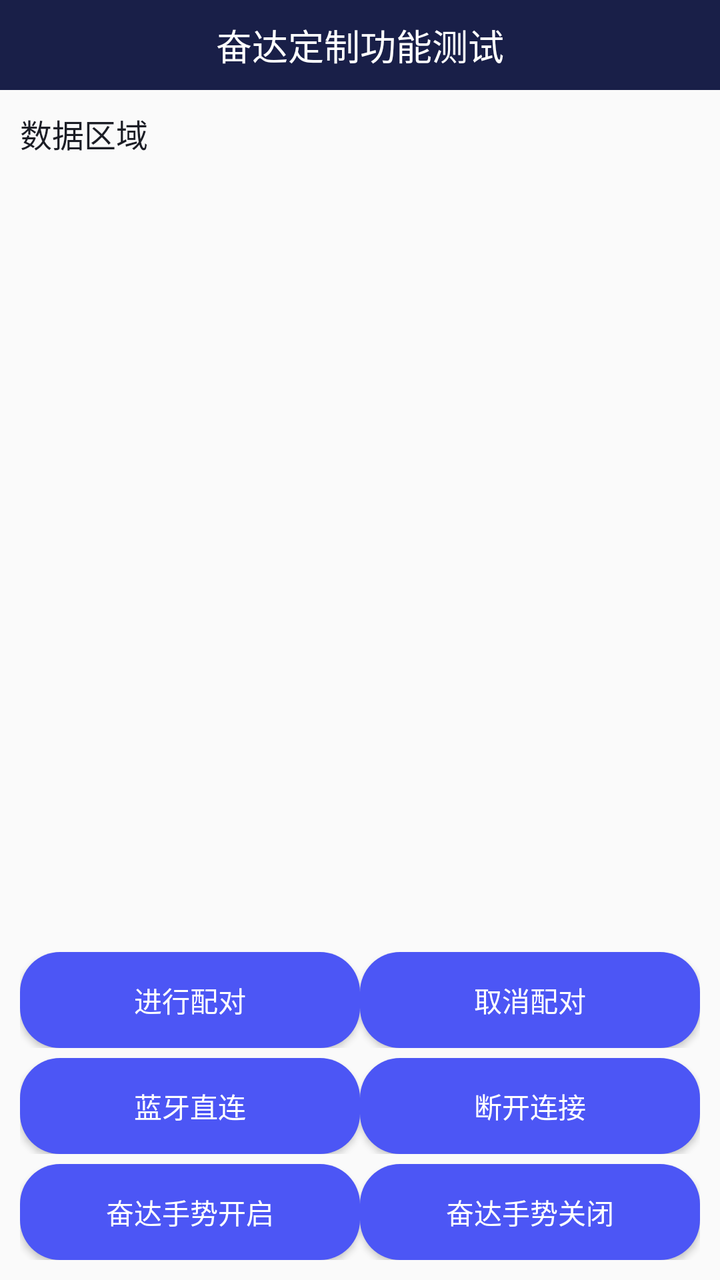
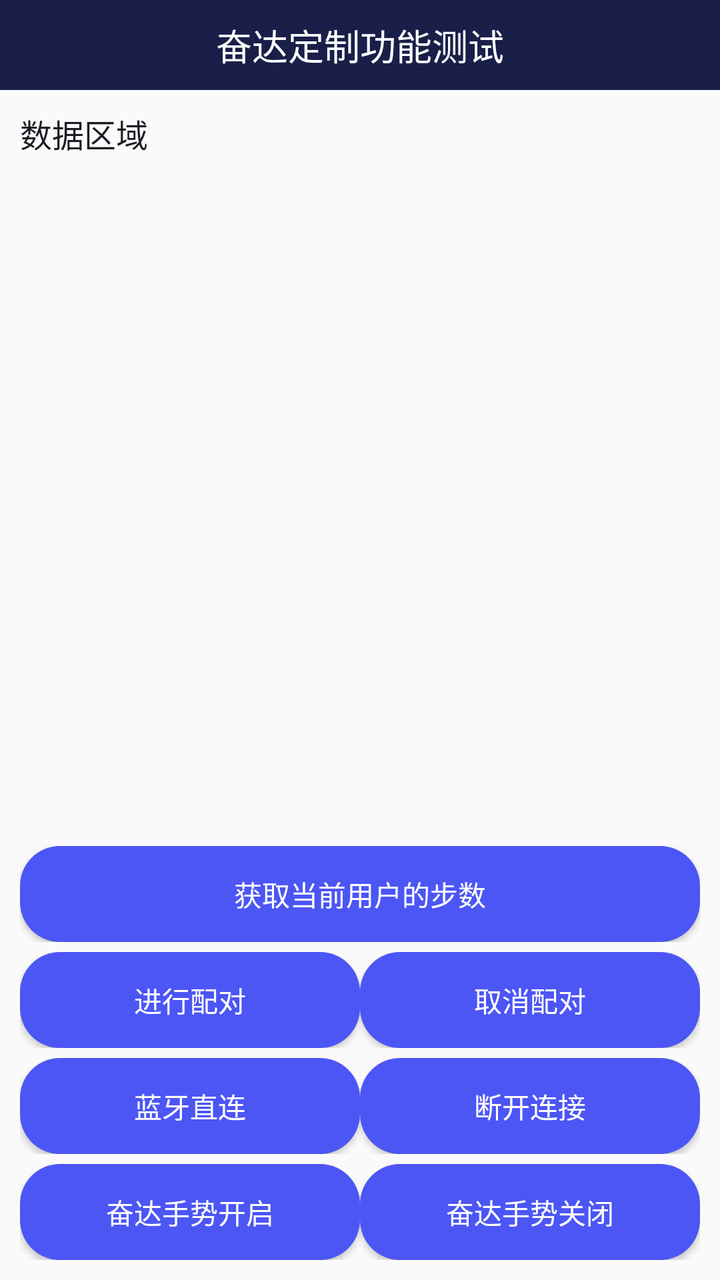

Compare the two renders of this Android layout. The source of the first and the diff that turns it into the second are given below.
<!-- AndroidManifest.xml: application theme AppTheme -->
<!-- res/layout/activity_test3.xml -->
<?xml version="1.0" encoding="utf-8"?>
<LinearLayout
    xmlns:android="http://schemas.android.com/apk/res/android"
    xmlns:tools="http://schemas.android.com/tools"
    android:layout_width="match_parent"
    android:layout_height="match_parent"
    android:orientation="vertical"
    tools:context=".activity.TestActivity2">
    <RelativeLayout
        android:layout_width="match_parent"
        android:layout_height="45dp"
        android:background="@color/colorPrimary">
        <TextView
            android:layout_width="wrap_content"
            android:layout_height="wrap_content"
            android:text="奋达定制功能测试"
            android:textSize="18sp"
            android:layout_centerInParent="true"
            android:textColor="@color/white"/>
    </RelativeLayout>
    <TextView
        android:id="@+id/tv_result2"
        android:layout_width="match_parent"
        android:layout_height="0dp"
        android:layout_weight="1"
        android:text="数据区域"
        android:scrollbars="vertical"
        android:padding="10dp"
        android:lineSpacingExtra="5dp"
        android:textSize="16sp"
        android:textColor="@color/colorPrimaryDark"/>
    <LinearLayout
        android:layout_width="match_parent"
        android:layout_height="wrap_content"
        android:padding="10dp"
        android:orientation="vertical">
        <LinearLayout
            android:layout_width="match_parent"
            android:layout_height="wrap_content"
            android:layout_marginTop="5dp"
            android:orientation="horizontal">
            <Button
                android:id="@+id/bt_jinxingpeidui"
                android:layout_width="0dp"
                android:layout_weight="1"
                android:layout_height="wrap_content"
                android:text="进行配对"
                android:textSize="14sp"
                android:textColor="@color/white"
                android:background="@drawable/button_bg_state"/>
            <Button
                android:id="@+id/bt_quxiaopeidui"
                android:layout_width="0dp"
                android:layout_weight="1"
                android:layout_height="wrap_content"
                android:text="取消配对"
                android:textSize="14sp"
                android:textColor="@color/white"
                android:background="@drawable/button_bg_state"/>
        </LinearLayout>

        <LinearLayout
            android:layout_width="match_parent"
            android:layout_height="wrap_content"
            android:layout_marginTop="5dp"
            android:orientation="horizontal">
            <Button
                android:id="@+id/bt_lanyazhilian"
                android:layout_width="0dp"
                android:layout_weight="1"
                android:layout_height="wrap_content"
                android:text="蓝牙直连"
                android:textSize="14sp"
                android:textColor="@color/white"
                android:background="@drawable/button_bg_state"/>
            <Button
                android:id="@+id/bt_duankailanya"
                android:layout_width="0dp"
                android:layout_weight="1"
                android:layout_height="wrap_content"
                android:text="断开连接"
                android:textSize="14sp"
                android:textColor="@color/white"
                android:background="@drawable/button_bg_state"/>
        </LinearLayout>
        <LinearLayout
            android:layout_width="match_parent"
            android:layout_height="wrap_content"
            android:layout_marginTop="5dp"
            android:orientation="horizontal">
            <Button
                android:id="@+id/bt_fendashoushi"
                android:layout_width="0dp"
                android:layout_weight="1"
                android:layout_height="wrap_content"
                android:text="奋达手势开启"
                android:textSize="14sp"
                android:textColor="@color/white"
                android:background="@drawable/button_bg_state"/>
            <Button
                android:id="@+id/bt_huoqushoushi"
                android:layout_width="0dp"
                android:layout_weight="1"
                android:layout_height="wrap_content"
                android:text="奋达手势关闭"
                android:textSize="14sp"
                android:textColor="@color/white"
                android:background="@drawable/button_bg_state"/>
        </LinearLayout>

    </LinearLayout>

</LinearLayout>
<!-- resources referenced by this layout -->
<resources>
  <color name="colorPrimary">#191F48</color>
  <color name="colorPrimaryDark">#1B1D25</color>
  <color name="white">#ffffff</color>
  <!-- drawable button_bg_state (drawable) -->
  <?xml version="1.0" encoding="utf-8"?>
  <selector xmlns:android="http://schemas.android.com/apk/res/android">
      <item android:state_pressed="false">
          <shape xmlns:android="http://schemas.android.com/apk/res/android">
              <corners android:radius="20dp" />
  
              <solid android:color="@color/lan_se" />
          </shape>
      </item>
      <item android:state_pressed="false">
          <shape xmlns:android="http://schemas.android.com/apk/res/android">
              <corners android:radius="20dp" />
  
              <solid android:color="@color/lan_se" />
          </shape>
      </item>
      <item android:state_pressed="true">
          <shape xmlns:android="http://schemas.android.com/apk/res/android">
              <corners android:radius="20dp" />
  
              <solid android:color="@color/lan_se_press" />
          </shape>
      </item>
  
  </selector>
  <style name="AppTheme" parent="Theme.AppCompat.Light.NoActionBar">
          
          <item name="colorPrimary">@color/colorPrimary</item>
          <item name="colorPrimaryDark">@color/colorPrimary</item>
          <item name="colorAccent">@color/colorAccent</item>
      </style>
  <color name="lan_se">#4C56F5</color>
  <color name="lan_se_press">#554C56F5</color>
  <color name="colorAccent">#03DAC5</color>
</resources>

<!-- the commit's change to res/layout/activity_test3.xml (unified diff, before → after) -->
@@ -34,6 +34,23 @@
         android:layout_height="wrap_content"
         android:padding="10dp"
         android:orientation="vertical">
+        <LinearLayout
+            android:layout_width="match_parent"
+            android:layout_height="wrap_content"
+            android:layout_marginTop="5dp"
+            android:orientation="horizontal">
+            <Button
+                android:id="@+id/bt_currentStep"
+                android:layout_width="0dp"
+                android:layout_weight="1"
+                android:layout_height="wrap_content"
+                android:text="获取当前用户的步数"
+                android:textSize="14sp"
+                android:textColor="@color/white"
+                android:background="@drawable/button_bg_state"/>
+
+        </LinearLayout>
+
         <LinearLayout
             android:layout_width="match_parent"
             android:layout_height="wrap_content"
